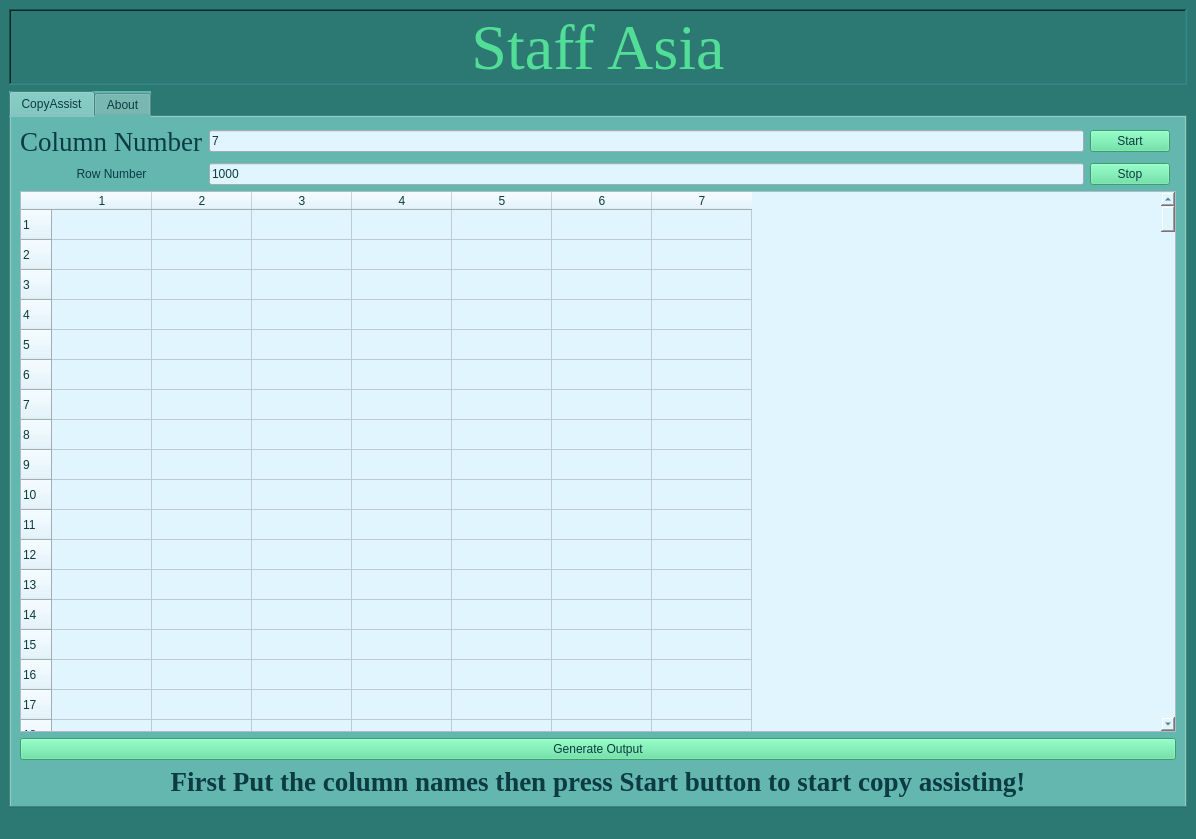
Old version of the form gui.ui in the repository Shah-imran/StaffAsia.
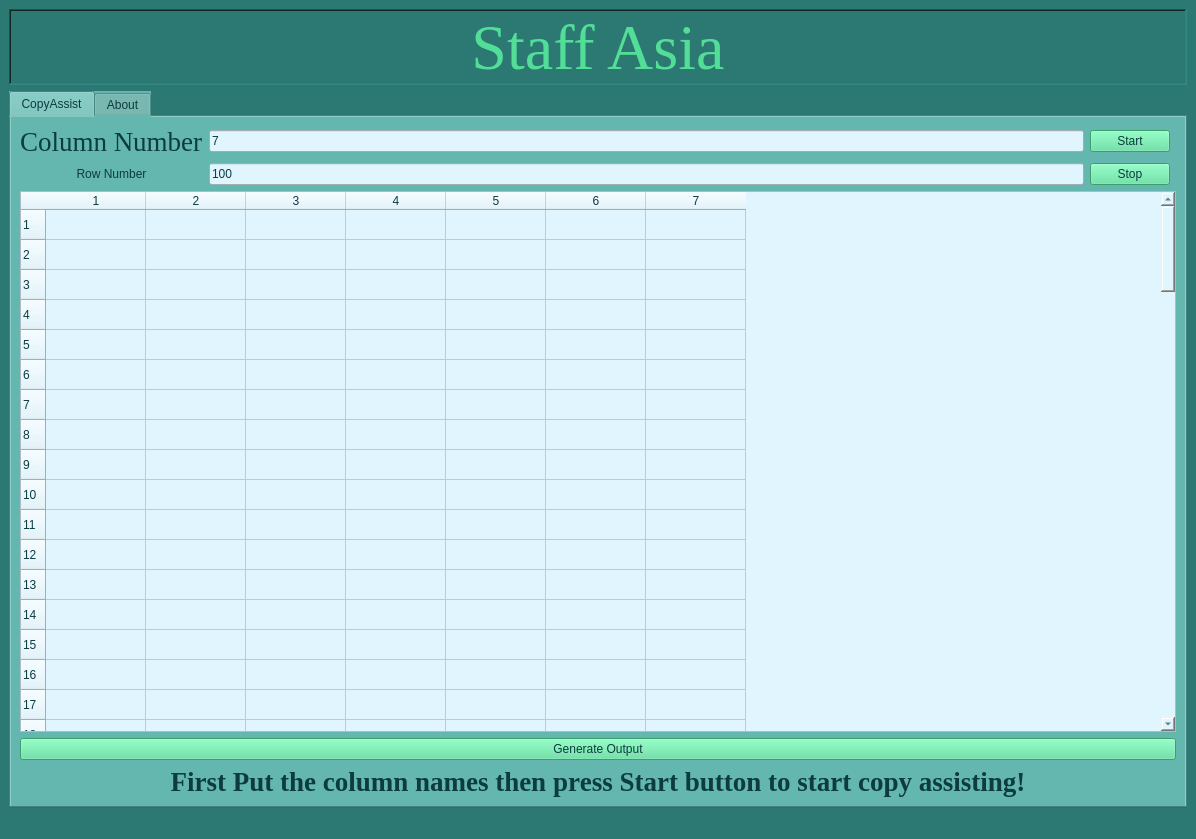
New version of the form.

What changed in the file:
```diff
--- a/gui.ui
+++ b/gui.ui
@@ -128,7 +128,7 @@
            <string notr="true"> background-color: #e1f5fe;</string>
           </property>
           <property name="rowCount">
-           <number>1000</number>
+           <number>100</number>
           </property>
           <property name="columnCount">
            <number>7</number>
@@ -233,906 +233,6 @@
           <row/>
           <row/>
           <row/>
-          <row/>
-          <row/>
-          <row/>
-          <row/>
-          <row/>
-          <row/>
-          <row/>
-          <row/>
-          <row/>
-          <row/>
-          <row/>
-          <row/>
-          <row/>
-          <row/>
-          <row/>
-          <row/>
-          <row/>
-          <row/>
-          <row/>
-          <row/>
-          <row/>
-          <row/>
-          <row/>
-          <row/>
-          <row/>
-          <row/>
-          <row/>
-          <row/>
-          <row/>
-          <row/>
-          <row/>
-          <row/>
-          <row/>
-          <row/>
-          <row/>
-          <row/>
-          <row/>
-          <row/>
-          <row/>
-          <row/>
-          <row/>
-          <row/>
-          <row/>
-          <row/>
-          <row/>
-          <row/>
-          <row/>
-          <row/>
-          <row/>
-          <row/>
-          <row/>
-          <row/>
-          <row/>
-          <row/>
-          <row/>
-          <row/>
-          <row/>
-          <row/>
-          <row/>
-          <row/>
-          <row/>
-          <row/>
-          <row/>
-          <row/>
-          <row/>
-          <row/>
-          <row/>
-          <row/>
-          <row/>
-          <row/>
-          <row/>
-          <row/>
-          <row/>
-          <row/>
-          <row/>
-          <row/>
-          <row/>
-          <row/>
-          <row/>
-          <row/>
-          <row/>
-          <row/>
-          <row/>
-          <row/>
-          <row/>
-          <row/>
-          <row/>
-          <row/>
-          <row/>
-          <row/>
-          <row/>
-          <row/>
-          <row/>
-          <row/>
-          <row/>
-          <row/>
-          <row/>
-          <row/>
-          <row/>
-          <row/>
-          <row/>
-          <row/>
-          <row/>
-          <row/>
-          <row/>
-          <row/>
-          <row/>
-          <row/>
-          <row/>
-          <row/>
-          <row/>
-          <row/>
-          <row/>
-          <row/>
-          <row/>
-          <row/>
-          <row/>
-          <row/>
-          <row/>
-          <row/>
-          <row/>
-          <row/>
-          <row/>
-          <row/>
-          <row/>
-          <row/>
-          <row/>
-          <row/>
-          <row/>
-          <row/>
-          <row/>
-          <row/>
-          <row/>
-          <row/>
-          <row/>
-          <row/>
-          <row/>
-          <row/>
-          <row/>
-          <row/>
-          <row/>
-          <row/>
-          <row/>
-          <row/>
-          <row/>
-          <row/>
-          <row/>
-          <row/>
-          <row/>
-          <row/>
-          <row/>
-          <row/>
-          <row/>
-          <row/>
-          <row/>
-          <row/>
-          <row/>
-          <row/>
-          <row/>
-          <row/>
-          <row/>
-          <row/>
-          <row/>
-          <row/>
-          <row/>
-          <row/>
-          <row/>
-          <row/>
-          <row/>
-          <row/>
-          <row/>
-          <row/>
-          <row/>
-          <row/>
-          <row/>
-          <row/>
-          <row/>
-          <row/>
-          <row/>
-          <row/>
-          <row/>
-          <row/>
-          <row/>
-          <row/>
-          <row/>
-          <row/>
-          <row/>
-          <row/>
-          <row/>
-          <row/>
-          <row/>
-          <row/>
-          <row/>
-          <row/>
-          <row/>
-          <row/>
-          <row/>
-          <row/>
-          <row/>
-          <row/>
-          <row/>
-          <row/>
-          <row/>
-          <row/>
-          <row/>
-          <row/>
-          <row/>
-          <row/>
-          <row/>
-          <row/>
-          <row/>
-          <row/>
-          <row/>
-          <row/>
-          <row/>
-          <row/>
-          <row/>
-          <row/>
-          <row/>
-          <row/>
-          <row/>
-          <row/>
-          <row/>
-          <row/>
-          <row/>
-          <row/>
-          <row/>
-          <row/>
-          <row/>
-          <row/>
-          <row/>
-          <row/>
-          <row/>
-          <row/>
-          <row/>
-          <row/>
-          <row/>
-          <row/>
-          <row/>
-          <row/>
-          <row/>
-          <row/>
-          <row/>
-          <row/>
-          <row/>
-          <row/>
-          <row/>
-          <row/>
-          <row/>
-          <row/>
-          <row/>
-          <row/>
-          <row/>
-          <row/>
-          <row/>
-          <row/>
-          <row/>
-          <row/>
-          <row/>
-          <row/>
-          <row/>
-          <row/>
-          <row/>
-          <row/>
-          <row/>
-          <row/>
-          <row/>
-          <row/>
-          <row/>
-          <row/>
-          <row/>
-          <row/>
-          <row/>
-          <row/>
-          <row/>
-          <row/>
-          <row/>
-          <row/>
-          <row/>
-          <row/>
-          <row/>
-          <row/>
-          <row/>
-          <row/>
-          <row/>
-          <row/>
-          <row/>
-          <row/>
-          <row/>
-          <row/>
-          <row/>
-          <row/>
-          <row/>
-          <row/>
-          <row/>
-          <row/>
-          <row/>
-          <row/>
-          <row/>
-          <row/>
-          <row/>
-          <row/>
-          <row/>
-          <row/>
-          <row/>
-          <row/>
-          <row/>
-          <row/>
-          <row/>
-          <row/>
-          <row/>
-          <row/>
-          <row/>
-          <row/>
-          <row/>
-          <row/>
-          <row/>
-          <row/>
-          <row/>
-          <row/>
-          <row/>
-          <row/>
-          <row/>
-          <row/>
-          <row/>
-          <row/>
-          <row/>
-          <row/>
-          <row/>
-          <row/>
-          <row/>
-          <row/>
-          <row/>
-          <row/>
-          <row/>
-          <row/>
-          <row/>
-          <row/>
-          <row/>
-          <row/>
-          <row/>
-          <row/>
-          <row/>
-          <row/>
-          <row/>
-          <row/>
-          <row/>
-          <row/>
-          <row/>
-          <row/>
-          <row/>
-          <row/>
-          <row/>
-          <row/>
-          <row/>
-          <row/>
-          <row/>
-          <row/>
-          <row/>
-          <row/>
-          <row/>
-          <row/>
-          <row/>
-          <row/>
-          <row/>
-          <row/>
-          <row/>
-          <row/>
-          <row/>
-          <row/>
-          <row/>
-          <row/>
-          <row/>
-          <row/>
-          <row/>
-          <row/>
-          <row/>
-          <row/>
-          <row/>
-          <row/>
-          <row/>
-          <row/>
-          <row/>
-          <row/>
-          <row/>
-          <row/>
-          <row/>
-          <row/>
-          <row/>
-          <row/>
-          <row/>
-          <row/>
-          <row/>
-          <row/>
-          <row/>
-          <row/>
-          <row/>
-          <row/>
-          <row/>
-          <row/>
-          <row/>
-          <row/>
-          <row/>
-          <row/>
-          <row/>
-          <row/>
-          <row/>
-          <row/>
-          <row/>
-          <row/>
-          <row/>
-          <row/>
-          <row/>
-          <row/>
-          <row/>
-          <row/>
-          <row/>
-          <row/>
-          <row/>
-          <row/>
-          <row/>
-          <row/>
-          <row/>
-          <row/>
-          <row/>
-          <row/>
-          <row/>
-          <row/>
-          <row/>
-          <row/>
-          <row/>
-          <row/>
-          <row/>
-          <row/>
-          <row/>
-          <row/>
-          <row/>
-          <row/>
-          <row/>
-          <row/>
-          <row/>
-          <row/>
-          <row/>
-          <row/>
-          <row/>
-          <row/>
-          <row/>
-          <row/>
-          <row/>
-          <row/>
-          <row/>
-          <row/>
-          <row/>
-          <row/>
-          <row/>
-          <row/>
-          <row/>
-          <row/>
-          <row/>
-          <row/>
-          <row/>
-          <row/>
-          <row/>
-          <row/>
-          <row/>
-          <row/>
-          <row/>
-          <row/>
-          <row/>
-          <row/>
-          <row/>
-          <row/>
-          <row/>
-          <row/>
-          <row/>
-          <row/>
-          <row/>
-          <row/>
-          <row/>
-          <row/>
-          <row/>
-          <row/>
-          <row/>
-          <row/>
-          <row/>
-          <row/>
-          <row/>
-          <row/>
-          <row/>
-          <row/>
-          <row/>
-          <row/>
-          <row/>
-          <row/>
-          <row/>
-          <row/>
-          <row/>
-          <row/>
-          <row/>
-          <row/>
-          <row/>
-          <row/>
-          <row/>
-          <row/>
-          <row/>
-          <row/>
-          <row/>
-          <row/>
-          <row/>
-          <row/>
-          <row/>
-          <row/>
-          <row/>
-          <row/>
-          <row/>
-          <row/>
-          <row/>
-          <row/>
-          <row/>
-          <row/>
-          <row/>
-          <row/>
-          <row/>
-          <row/>
-          <row/>
-          <row/>
-          <row/>
-          <row/>
-          <row/>
-          <row/>
-          <row/>
-          <row/>
-          <row/>
-          <row/>
-          <row/>
-          <row/>
-          <row/>
-          <row/>
-          <row/>
-          <row/>
-          <row/>
-          <row/>
-          <row/>
-          <row/>
-          <row/>
-          <row/>
-          <row/>
-          <row/>
-          <row/>
-          <row/>
-          <row/>
-          <row/>
-          <row/>
-          <row/>
-          <row/>
-          <row/>
-          <row/>
-          <row/>
-          <row/>
-          <row/>
-          <row/>
-          <row/>
-          <row/>
-          <row/>
-          <row/>
-          <row/>
-          <row/>
-          <row/>
-          <row/>
-          <row/>
-          <row/>
-          <row/>
-          <row/>
-          <row/>
-          <row/>
-          <row/>
-          <row/>
-          <row/>
-          <row/>
-          <row/>
-          <row/>
-          <row/>
-          <row/>
-          <row/>
-          <row/>
-          <row/>
-          <row/>
-          <row/>
-          <row/>
-          <row/>
-          <row/>
-          <row/>
-          <row/>
-          <row/>
-          <row/>
-          <row/>
-          <row/>
-          <row/>
-          <row/>
-          <row/>
-          <row/>
-          <row/>
-          <row/>
-          <row/>
-          <row/>
-          <row/>
-          <row/>
-          <row/>
-          <row/>
-          <row/>
-          <row/>
-          <row/>
-          <row/>
-          <row/>
-          <row/>
-          <row/>
-          <row/>
-          <row/>
-          <row/>
-          <row/>
-          <row/>
-          <row/>
-          <row/>
-          <row/>
-          <row/>
-          <row/>
-          <row/>
-          <row/>
-          <row/>
-          <row/>
-          <row/>
-          <row/>
-          <row/>
-          <row/>
-          <row/>
-          <row/>
-          <row/>
-          <row/>
-          <row/>
-          <row/>
-          <row/>
-          <row/>
-          <row/>
-          <row/>
-          <row/>
-          <row/>
-          <row/>
-          <row/>
-          <row/>
-          <row/>
-          <row/>
-          <row/>
-          <row/>
-          <row/>
-          <row/>
-          <row/>
-          <row/>
-          <row/>
-          <row/>
-          <row/>
-          <row/>
-          <row/>
-          <row/>
-          <row/>
-          <row/>
-          <row/>
-          <row/>
-          <row/>
-          <row/>
-          <row/>
-          <row/>
-          <row/>
-          <row/>
-          <row/>
-          <row/>
-          <row/>
-          <row/>
-          <row/>
-          <row/>
-          <row/>
-          <row/>
-          <row/>
-          <row/>
-          <row/>
-          <row/>
-          <row/>
-          <row/>
-          <row/>
-          <row/>
-          <row/>
-          <row/>
-          <row/>
-          <row/>
-          <row/>
-          <row/>
-          <row/>
-          <row/>
-          <row/>
-          <row/>
-          <row/>
-          <row/>
-          <row/>
-          <row/>
-          <row/>
-          <row/>
-          <row/>
-          <row/>
-          <row/>
-          <row/>
-          <row/>
-          <row/>
-          <row/>
-          <row/>
-          <row/>
-          <row/>
-          <row/>
-          <row/>
-          <row/>
-          <row/>
-          <row/>
-          <row/>
-          <row/>
-          <row/>
-          <row/>
-          <row/>
-          <row/>
-          <row/>
-          <row/>
-          <row/>
-          <row/>
-          <row/>
-          <row/>
-          <row/>
-          <row/>
-          <row/>
-          <row/>
-          <row/>
-          <row/>
-          <row/>
-          <row/>
-          <row/>
-          <row/>
-          <row/>
-          <row/>
-          <row/>
-          <row/>
-          <row/>
-          <row/>
-          <row/>
-          <row/>
-          <row/>
-          <row/>
-          <row/>
-          <row/>
-          <row/>
-          <row/>
-          <row/>
-          <row/>
-          <row/>
-          <row/>
-          <row/>
-          <row/>
-          <row/>
-          <row/>
-          <row/>
-          <row/>
-          <row/>
-          <row/>
-          <row/>
-          <row/>
-          <row/>
-          <row/>
-          <row/>
-          <row/>
-          <row/>
-          <row/>
-          <row/>
-          <row/>
-          <row/>
-          <row/>
-          <row/>
-          <row/>
-          <row/>
-          <row/>
-          <row/>
-          <row/>
-          <row/>
-          <row/>
-          <row/>
-          <row/>
-          <row/>
-          <row/>
-          <row/>
-          <row/>
-          <row/>
-          <row/>
-          <row/>
-          <row/>
-          <row/>
-          <row/>
-          <row/>
-          <row/>
-          <row/>
-          <row/>
-          <row/>
-          <row/>
-          <row/>
-          <row/>
-          <row/>
-          <row/>
-          <row/>
-          <row/>
-          <row/>
-          <row/>
-          <row/>
-          <row/>
-          <row/>
-          <row/>
-          <row/>
-          <row/>
-          <row/>
-          <row/>
-          <row/>
-          <row/>
-          <row/>
-          <row/>
-          <row/>
-          <row/>
-          <row/>
-          <row/>
-          <row/>
-          <row/>
-          <row/>
-          <row/>
-          <row/>
-          <row/>
-          <row/>
-          <row/>
-          <row/>
-          <row/>
-          <row/>
-          <row/>
-          <row/>
-          <row/>
-          <row/>
-          <row/>
-          <row/>
-          <row/>
-          <row/>
-          <row/>
-          <row/>
-          <row/>
-          <row/>
-          <row/>
-          <row/>
-          <row/>
-          <row/>
-          <row/>
-          <row/>
-          <row/>
-          <row/>
-          <row/>
-          <row/>
-          <row/>
-          <row/>
-          <row/>
-          <row/>
-          <row/>
-          <row/>
-          <row/>
-          <row/>
-          <row/>
-          <row/>
-          <row/>
-          <row/>
-          <row/>
-          <row/>
-          <row/>
-          <row/>
-          <row/>
-          <row/>
-          <row/>
-          <row/>
-          <row/>
-          <row/>
-          <row/>
-          <row/>
-          <row/>
-          <row/>
-          <row/>
-          <row/>
-          <row/>
-          <row/>
-          <row/>
-          <row/>
-          <row/>
-          <row/>
-          <row/>
-          <row/>
-          <row/>
           <column/>
           <column/>
           <column/>
@@ -1192,7 +292,7 @@
            <string notr="true"> background-color: #e1f5fe;</string>
           </property>
           <property name="text">
-           <string>1000</string>
+           <string>100</string>
           </property>
          </widget>
         </item>
```
Left out of the diff: 124 changed lines with no effect on the pictures.
